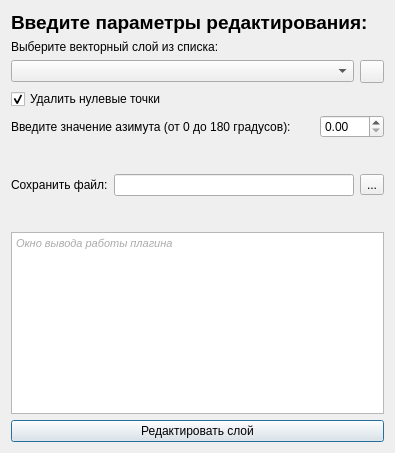
Old version of the form bpla_plugin_flights_dialog_base.ui in the repository vedmitt/Argest.
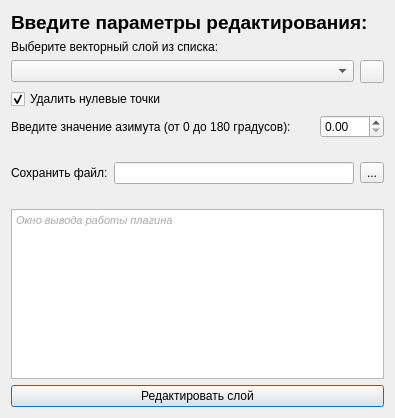
New version of the form. Icons and pictures are not drawn.

Commit message: feat: начата работа над методом перевода входных файлов во временные слои. fix: исправлены некоторые ошибки в интерфейсе плагина.

Patch:
```diff
--- a/bpla_plugin_flights_dialog_base.ui
+++ b/bpla_plugin_flights_dialog_base.ui
@@ -7,7 +7,7 @@
     <x>0</x>
     <y>0</y>
     <width>395</width>
-    <height>453</height>
+    <height>418</height>
    </rect>
   </property>
   <property name="windowTitle">
```
The commit also changes 2 other files.
